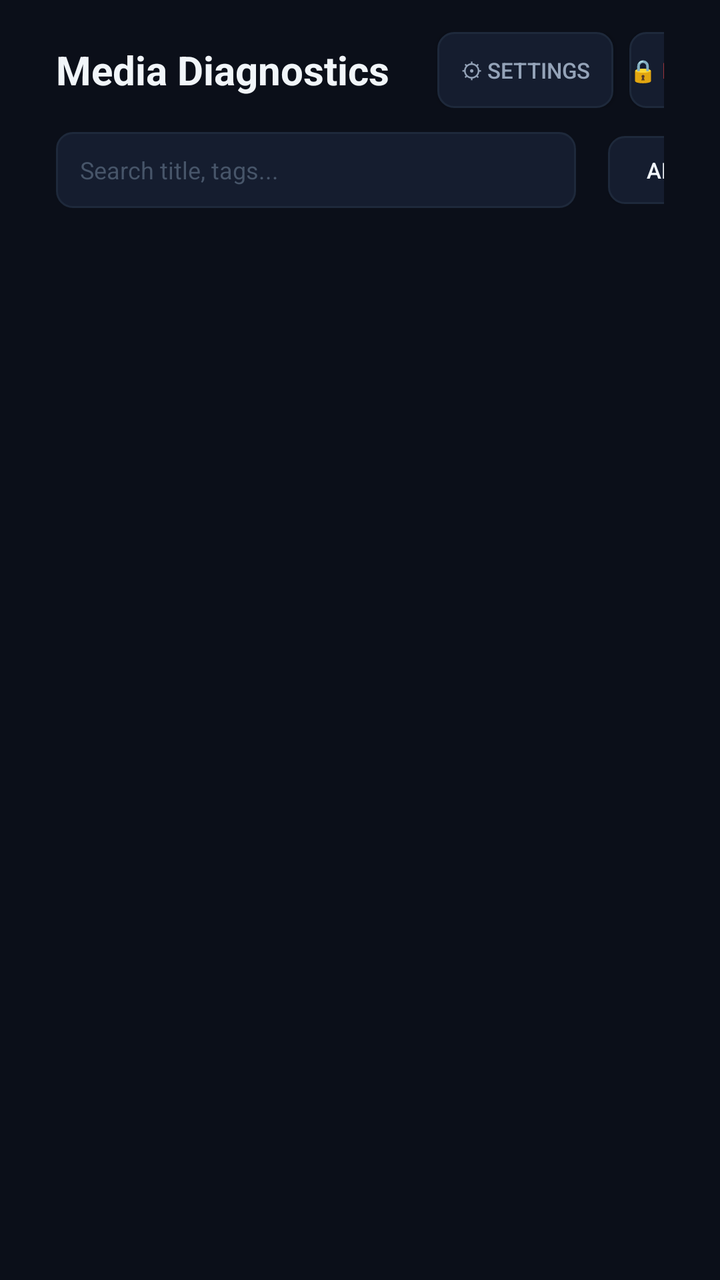
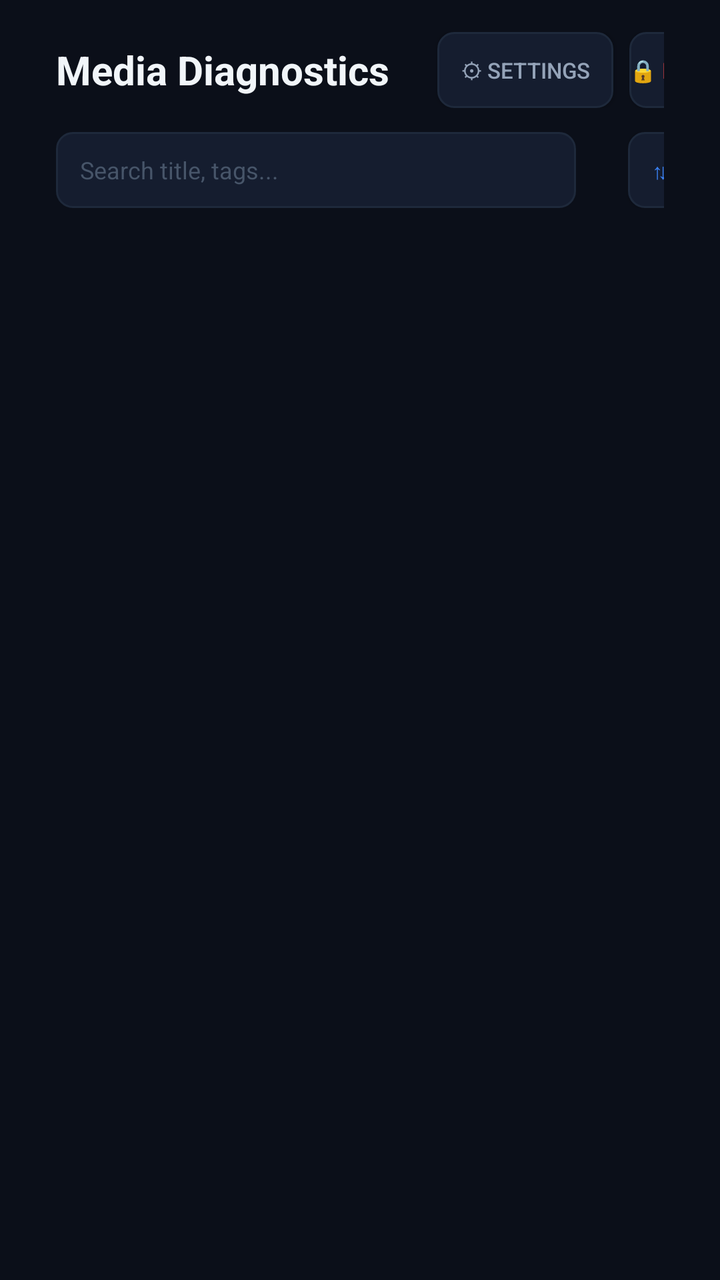

Screens rendered from an Android XML layout before and after an edit, with the pre-edit source and the edit as a unified diff.
<!-- AndroidManifest.xml: activity theme Theme.TVDiagnostics -->
<!-- res/layout/activity_vault.xml -->
<?xml version="1.0" encoding="utf-8"?>
<LinearLayout xmlns:android="http://schemas.android.com/apk/res/android"
    android:layout_width="match_parent"
    android:layout_height="match_parent"
    android:orientation="vertical"
    android:background="@color/bg_dark"
    android:paddingStart="28dp"
    android:paddingEnd="28dp"
    android:paddingTop="16dp">

    
    <LinearLayout
        android:layout_width="match_parent"
        android:layout_height="wrap_content"
        android:orientation="horizontal"
        android:gravity="center_vertical"
        android:layout_marginBottom="12dp">

        <TextView
            android:layout_width="wrap_content"
            android:layout_height="wrap_content"
            android:text="@string/vault_title"
            android:textColor="@color/text_white"
            android:textSize="20sp"
            android:textStyle="bold" />

        
        <LinearLayout
            android:layout_width="0dp"
            android:layout_height="wrap_content"
            android:layout_weight="1"
            android:orientation="horizontal"
            android:layout_marginStart="24dp">

            <Button
                android:id="@+id/filterAll"
                android:layout_width="wrap_content"
                android:layout_height="38dp"
                android:text="@string/category_all"
                android:background="@drawable/btn_tv_focus"
                android:textColor="@color/text_white"
                android:textSize="12sp"
                android:layout_marginEnd="6dp" />

            <Button
                android:id="@+id/filterContinue"
                android:layout_width="wrap_content"
                android:layout_height="38dp"
                android:text="@string/category_continue"
                android:background="@drawable/btn_tv_focus"
                android:textColor="@color/text_white"
                android:textSize="12sp"
                android:layout_marginEnd="6dp" />

            <Button
                android:id="@+id/filterLevel2"
                android:layout_width="wrap_content"
                android:layout_height="38dp"
                android:text="●●"
                android:background="@drawable/btn_tv_focus"
                android:textColor="@color/circle_filled"
                android:textSize="14sp"
                android:layout_marginEnd="6dp" />

            <Button
                android:id="@+id/filterLevel1"
                android:layout_width="wrap_content"
                android:layout_height="38dp"
                android:text="●"
                android:background="@drawable/btn_tv_focus"
                android:textColor="@color/circle_filled"
                android:textSize="14sp"
                android:layout_marginEnd="6dp" />

            <Button
                android:id="@+id/filterUnrated"
                android:layout_width="wrap_content"
                android:layout_height="38dp"
                android:text="○"
                android:background="@drawable/btn_tv_focus"
                android:textColor="@color/circle_empty"
                android:textSize="14sp"
                android:layout_marginEnd="6dp" />
        </LinearLayout>

        
        <Button
            android:id="@+id/btnVaultSettings"
            android:layout_width="wrap_content"
            android:layout_height="38dp"
            android:text="⚙ Settings"
            android:background="@drawable/btn_tv_focus"
            android:textColor="@color/text_muted"
            android:textSize="11sp"
            android:layout_marginEnd="8dp" />

        
        <Button
            android:id="@+id/btnLockVault"
            android:layout_width="wrap_content"
            android:layout_height="38dp"
            android:text="🔒 Revert to Decoy"
            android:background="@drawable/btn_tv_focus"
            android:textColor="@color/danger_red"
            android:textSize="11sp" />
    </LinearLayout>

    
    <LinearLayout
        android:layout_width="match_parent"
        android:layout_height="wrap_content"
        android:orientation="horizontal"
        android:gravity="center_vertical"
        android:layout_marginBottom="12dp">

        
        <EditText
            android:id="@+id/etVaultSearch"
            android:layout_width="260dp"
            android:layout_height="38dp"
            android:background="@drawable/btn_tv_focus"
            android:paddingStart="12dp"
            android:paddingEnd="12dp"
            android:hint="@string/search_hint"
            android:textColorHint="#475569"
            android:textColor="@color/text_white"
            android:textSize="12sp"
            android:imeOptions="actionSearch"
            android:inputType="text"
            android:focusable="true"
            android:layout_marginEnd="16dp" />

        
        <HorizontalScrollView
            android:id="@+id/hsvTags"
            android:layout_width="0dp"
            android:layout_height="wrap_content"
            android:layout_weight="1"
            android:scrollbars="none">

            <LinearLayout
                android:id="@+id/layoutTagChips"
                android:layout_width="wrap_content"
                android:layout_height="wrap_content"
                android:orientation="horizontal"
                android:gravity="center_vertical">

                <Button
                    android:id="@+id/btnTagAll"
                    android:layout_width="wrap_content"
                    android:layout_height="34dp"
                    android:text="@string/tag_all"
                    android:background="@drawable/btn_tv_focus"
                    android:textColor="@color/text_white"
                    android:textSize="11sp"
                    android:layout_marginEnd="6dp" />

            </LinearLayout>
        </HorizontalScrollView>
    </LinearLayout>

    
    <androidx.recyclerview.widget.RecyclerView
        android:id="@+id/rvVideoGrid"
        android:layout_width="match_parent"
        android:layout_height="0dp"
        android:layout_weight="1"
        android:clipToPadding="false"
        android:paddingBottom="24dp" />

</LinearLayout>
<!-- resources referenced by this layout -->
<resources>
  <color name="bg_dark">#0B0F19</color>
  <color name="circle_empty">#64748B</color>
  <color name="circle_filled">#F59E0B</color>
  <color name="danger_red">#EF4444</color>
  <color name="text_muted">#94A3B8</color>
  <color name="text_white">#F1F5F9</color>
  <!-- drawable btn_tv_focus (drawable) -->
  <?xml version="1.0" encoding="utf-8"?>
  <selector xmlns:android="http://schemas.android.com/apk/res/android">
      <item android:state_focused="true">
          <shape android:shape="rectangle">
              <solid android:color="@color/card_focused" />
              <stroke android:width="3dp" android:color="@color/tv_focus_stroke" />
              <corners android:radius="8dp" />
          </shape>
      </item>
      <item android:state_pressed="true">
          <shape android:shape="rectangle">
              <solid android:color="@color/accent_blue" />
              <corners android:radius="8dp" />
          </shape>
      </item>
      <item>
          <shape android:shape="rectangle">
              <solid android:color="@color/card_dark" />
              <stroke android:width="1dp" android:color="@color/border_dark" />
              <corners android:radius="8dp" />
          </shape>
      </item>
  </selector>
  <string name="category_all">All</string>
  <string name="category_continue">Continue</string>
  <string name="search_hint">Search title, tags...</string>
  <string name="tag_all">All Tags</string>
  <string name="vault_title">Media Diagnostics</string>
  <style name="Theme.TVDiagnostics" parent="Theme.AppCompat.NoActionBar">
          <item name="android:windowBackground">@color/bg_dark</item>
          <item name="android:textColor">@color/text_white</item>
          <item name="colorPrimary">@color/accent_blue</item>
          <item name="colorAccent">@color/accent_blue</item>
      </style>
  <color name="card_focused">#2A3B5C</color>
  <color name="tv_focus_stroke">#60A5FA</color>
  <color name="accent_blue">#3B82F6</color>
  <color name="card_dark">#151D2F</color>
  <color name="border_dark">#1E293B</color>
</resources>

<!-- the commit's change to res/layout/activity_vault.xml (unified diff, before → after) -->
@@ -157,6 +157,20 @@
 
             </LinearLayout>
         </HorizontalScrollView>
+
+        
+        <Button
+            android:id="@+id/btnVaultSort"
+            android:layout_width="wrap_content"
+            android:layout_height="38dp"
+            android:text="⇅ Title (A-Z)"
+            android:background="@drawable/btn_tv_focus"
+            android:textColor="@color/accent_blue"
+            android:textSize="11sp"
+            android:paddingStart="12dp"
+            android:paddingEnd="12dp"
+            android:layout_marginStart="10dp"
+            android:focusable="true" />
     </LinearLayout>
 
     
<!-- resource entries referenced after the edit -->
@@ -1,5 +1,6 @@
 <!-- resources referenced by this layout -->
 <resources>
+  <color name="accent_blue">#3B82F6</color>
   <color name="bg_dark">#0B0F19</color>
   <color name="circle_empty">#64748B</color>
   <color name="circle_filled">#F59E0B</color>
@@ -43,7 +44,6 @@
       </style>
   <color name="card_focused">#2A3B5C</color>
   <color name="tv_focus_stroke">#60A5FA</color>
-  <color name="accent_blue">#3B82F6</color>
   <color name="card_dark">#151D2F</color>
   <color name="border_dark">#1E293B</color>
 </resources>
